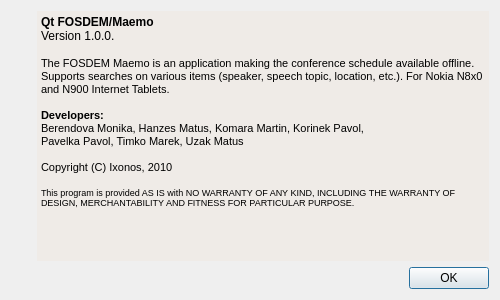
This is src/gui/about.ui in edulix/confclerk as Qt 5 draws it before an edit. The edited form follows.
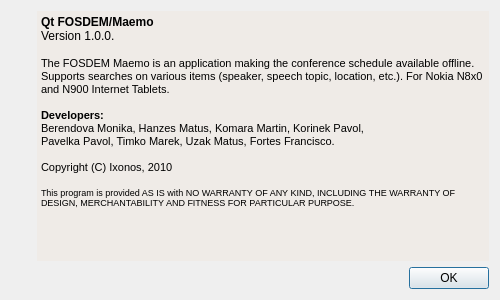
This is the edited form. Icons and pictures are not drawn.

Commit message: Testing svn, tabs added, misprint fixed

What changed in the file:
```diff
--- a/src/gui/about.ui
+++ b/src/gui/about.ui
@@ -158,23 +158,23 @@
          <property name="readOnly" >
           <bool>true</bool>
          </property>
-         <property name="html" >
-          <string>&lt;!DOCTYPE HTML PUBLIC "-//W3C//DTD HTML 4.0//EN" "http://www.w3.org/TR/REC-html40/strict.dtd">
-&lt;html>&lt;head>&lt;meta name="qrichtext" content="1" />&lt;style type="text/css">
+         <property name="html">
+          <string>&lt;!DOCTYPE HTML PUBLIC &quot;-//W3C//DTD HTML 4.0//EN&quot; &quot;http://www.w3.org/TR/REC-html40/strict.dtd&quot;&gt;
+&lt;html&gt;&lt;head&gt;&lt;meta name=&quot;qrichtext&quot; content=&quot;1&quot; /&gt;&lt;style type=&quot;text/css&quot;&gt;
 p, li { white-space: pre-wrap; }
-&lt;/style>&lt;/head>&lt;body style=" font-family:'Sans Serif'; font-size:9pt; font-weight:400; font-style:normal;">
-&lt;p style=" margin-top:0px; margin-bottom:0px; margin-left:0px; margin-right:0px; -qt-block-indent:0; text-indent:0px;">&lt;span style=" font-weight:600; color:#000000;">Qt FOSDEM/Maemo&lt;/span>&lt;/p>
-&lt;p style=" margin-top:0px; margin-bottom:0px; margin-left:0px; margin-right:0px; -qt-block-indent:0; text-indent:0px; font-family:'MS Shell Dlg 2'; font-size:8pt;">&lt;span style=" font-family:'Sans Serif'; font-size:9pt; color:#000000;">Version 1.0.0.&lt;/span>&lt;/p>
-&lt;p style="-qt-paragraph-type:empty; margin-top:0px; margin-bottom:0px; margin-left:0px; margin-right:0px; -qt-block-indent:0; text-indent:0px;">&lt;/p>
-&lt;p style=" margin-top:0px; margin-bottom:0px; margin-left:0px; margin-right:0px; -qt-block-indent:0; text-indent:0px; font-family:'MS Shell Dlg 2'; font-size:8pt;">The FOSDEM Maemo is an application making the conference schedule available offline. Supports searches on various items (speaker, speech topic, location, etc.). For Nokia N8x0 and N900 Internet Tablets.&lt;/p>
-&lt;p style="-qt-paragraph-type:empty; margin-top:0px; margin-bottom:0px; margin-left:0px; margin-right:0px; -qt-block-indent:0; text-indent:0px; font-family:'MS Shell Dlg 2'; font-size:8pt;">&lt;/p>
-&lt;p style=" margin-top:0px; margin-bottom:0px; margin-left:0px; margin-right:0px; -qt-block-indent:0; text-indent:0px; font-family:'MS Shell Dlg 2'; font-size:8pt;">&lt;span style=" font-weight:600; color:#000000;">Developers:&lt;/span>&lt;/p>
-&lt;p style=" margin-top:0px; margin-bottom:0px; margin-left:0px; margin-right:0px; -qt-block-indent:0; text-indent:0px; font-family:'MS Shell Dlg 2'; font-size:8pt;">&lt;span style=" color:#000000;">Berendova Monika, Hanzes Matus, Komara Martin, Korinek Pavol,&lt;/span>&lt;/p>
-&lt;p style=" margin-top:0px; margin-bottom:0px; margin-left:0px; margin-right:0px; -qt-block-indent:0; text-indent:0px; font-family:'MS Shell Dlg 2'; font-size:8pt; color:#000000;">Pavelka Pavol, Timko Marek, Uzak Matus&lt;/p>
-&lt;p style="-qt-paragraph-type:empty; margin-top:0px; margin-bottom:0px; margin-left:0px; margin-right:0px; -qt-block-indent:0; text-indent:0px; font-family:'MS Shell Dlg 2'; font-size:8pt;">&lt;/p>
-&lt;p style=" margin-top:0px; margin-bottom:0px; margin-left:0px; margin-right:0px; -qt-block-indent:0; text-indent:0px; font-family:'MS Shell Dlg 2'; font-size:8pt;">&lt;span style=" color:#000000;">Copyright (C) Ixonos, 2010&lt;/span>&lt;/p>
-&lt;p style="-qt-paragraph-type:empty; margin-top:0px; margin-bottom:0px; margin-left:0px; margin-right:0px; -qt-block-indent:0; text-indent:0px; font-family:'MS Shell Dlg 2'; font-size:8pt;">&lt;/p>
-&lt;p style=" margin-top:0px; margin-bottom:0px; margin-left:0px; margin-right:0px; -qt-block-indent:0; text-indent:0px; font-family:'MS Shell Dlg 2'; font-size:8pt;">&lt;span style=" font-size:7pt; color:#000000;">This program is provided AS IS with NO WARRANTY OF ANY KIND, INCLUDING THE WARRANTY OF DESIGN, MERCHANTABILITY AND FITNESS FOR PARTICULAR PURPOSE.&lt;/span>&lt;/p>&lt;/body>&lt;/html></string>
+&lt;/style&gt;&lt;/head&gt;&lt;body style=&quot; font-family:'Sans'; font-size:10pt; font-weight:400; font-style:normal;&quot;&gt;
+&lt;p style=&quot; margin-top:0px; margin-bottom:0px; margin-left:0px; margin-right:0px; -qt-block-indent:0; text-indent:0px;&quot;&gt;&lt;span style=&quot; font-family:'Sans Serif'; font-size:9pt; font-weight:600; color:#000000;&quot;&gt;Qt FOSDEM/Maemo&lt;/span&gt;&lt;/p&gt;
+&lt;p style=&quot; margin-top:0px; margin-bottom:0px; margin-left:0px; margin-right:0px; -qt-block-indent:0; text-indent:0px;&quot;&gt;&lt;span style=&quot; font-family:'Sans Serif'; font-size:9pt; color:#000000;&quot;&gt;Version 1.0.0.&lt;/span&gt;&lt;/p&gt;
+&lt;p style=&quot;-qt-paragraph-type:empty; margin-top:0px; margin-bottom:0px; margin-left:0px; margin-right:0px; -qt-block-indent:0; text-indent:0px; font-family:'Sans Serif'; font-size:9pt;&quot;&gt;&lt;/p&gt;
+&lt;p style=&quot; margin-top:0px; margin-bottom:0px; margin-left:0px; margin-right:0px; -qt-block-indent:0; text-indent:0px;&quot;&gt;&lt;span style=&quot; font-family:'MS Shell Dlg 2'; font-size:8pt;&quot;&gt;The FOSDEM Maemo is an application making the conference schedule available offline. Supports searches on various items (speaker, speech topic, location, etc.). For Nokia N8x0 and N900 Internet Tablets.&lt;/span&gt;&lt;/p&gt;
+&lt;p style=&quot;-qt-paragraph-type:empty; margin-top:0px; margin-bottom:0px; margin-left:0px; margin-right:0px; -qt-block-indent:0; text-indent:0px; font-family:'MS Shell Dlg 2'; font-size:8pt;&quot;&gt;&lt;/p&gt;
+&lt;p style=&quot; margin-top:0px; margin-bottom:0px; margin-left:0px; margin-right:0px; -qt-block-indent:0; text-indent:0px;&quot;&gt;&lt;span style=&quot; font-family:'MS Shell Dlg 2'; font-size:8pt; font-weight:600; color:#000000;&quot;&gt;Developers:&lt;/span&gt;&lt;/p&gt;
+&lt;p style=&quot; margin-top:0px; margin-bottom:0px; margin-left:0px; margin-right:0px; -qt-block-indent:0; text-indent:0px;&quot;&gt;&lt;span style=&quot; font-family:'MS Shell Dlg 2'; font-size:8pt; color:#000000;&quot;&gt;Berendova Monika, Hanzes Matus, Komara Martin, Korinek Pavol,&lt;/span&gt;&lt;/p&gt;
+&lt;p style=&quot; margin-top:0px; margin-bottom:0px; margin-left:0px; margin-right:0px; -qt-block-indent:0; text-indent:0px;&quot;&gt;&lt;span style=&quot; font-family:'MS Shell Dlg 2'; font-size:8pt; color:#000000;&quot;&gt;Pavelka Pavol, Timko Marek, Uzak Matus, Fortes Francisco.&lt;/span&gt;&lt;/p&gt;
+&lt;p style=&quot;-qt-paragraph-type:empty; margin-top:0px; margin-bottom:0px; margin-left:0px; margin-right:0px; -qt-block-indent:0; text-indent:0px; font-family:'MS Shell Dlg 2'; font-size:8pt;&quot;&gt;&lt;/p&gt;
+&lt;p style=&quot; margin-top:0px; margin-bottom:0px; margin-left:0px; margin-right:0px; -qt-block-indent:0; text-indent:0px;&quot;&gt;&lt;span style=&quot; font-family:'MS Shell Dlg 2'; font-size:8pt; color:#000000;&quot;&gt;Copyright (C) Ixonos, 2010&lt;/span&gt;&lt;/p&gt;
+&lt;p style=&quot;-qt-paragraph-type:empty; margin-top:0px; margin-bottom:0px; margin-left:0px; margin-right:0px; -qt-block-indent:0; text-indent:0px; font-family:'MS Shell Dlg 2'; font-size:8pt;&quot;&gt;&lt;/p&gt;
+&lt;p style=&quot; margin-top:0px; margin-bottom:0px; margin-left:0px; margin-right:0px; -qt-block-indent:0; text-indent:0px;&quot;&gt;&lt;span style=&quot; font-family:'MS Shell Dlg 2'; font-size:7pt; color:#000000;&quot;&gt;This program is provided AS IS with NO WARRANTY OF ANY KIND, INCLUDING THE WARRANTY OF DESIGN, MERCHANTABILITY AND FITNESS FOR PARTICULAR PURPOSE.&lt;/span&gt;&lt;/p&gt;&lt;/body&gt;&lt;/html&gt;</string>
          </property>
          <property name="overwriteMode" >
           <bool>false</bool>
```
Left out of the diff: 122 changed lines with no effect on the pictures. The commit also changes 2 other files.
